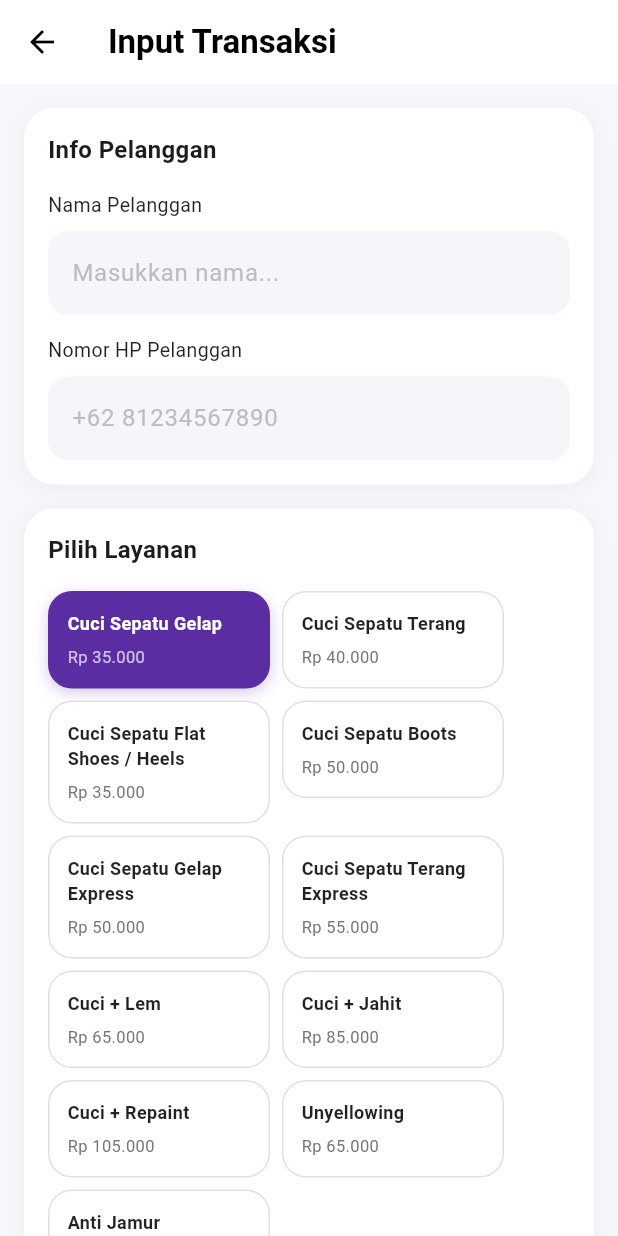
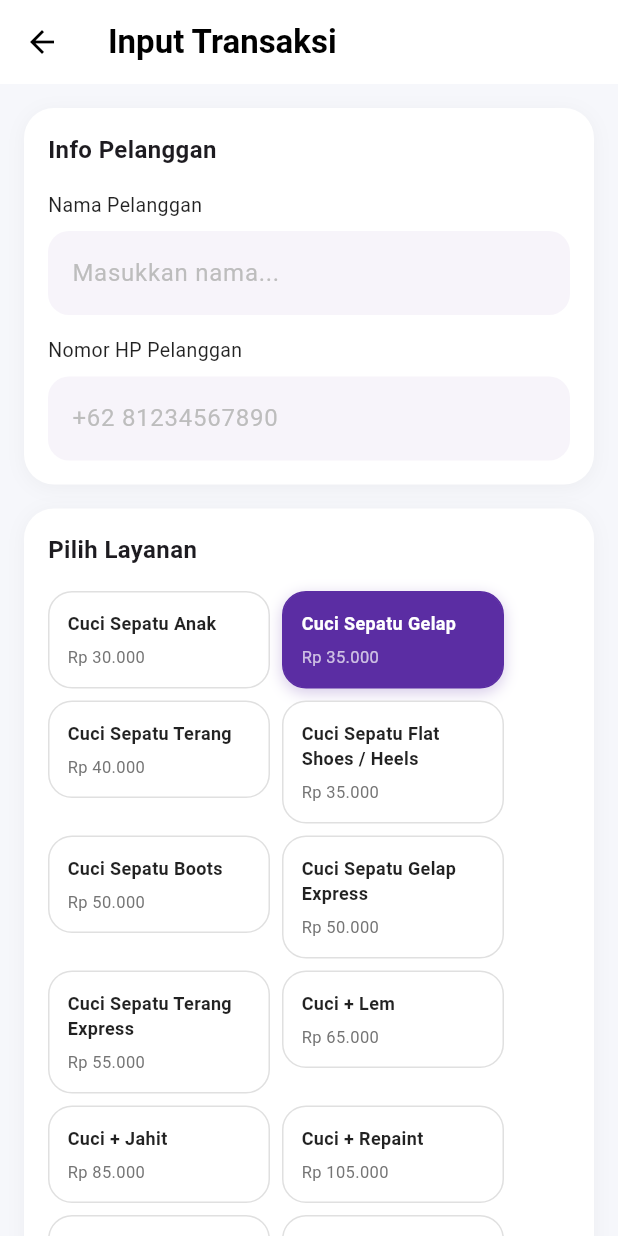
Before and after one commit to catsapricot/araku-shoes, a Flutter app: the InputOrderPage screen opened directly, on a phone screen of 412 x 824 dp. Run offline on Flutter 3.47's test engine with Material 3 defaults, Android fonts, the phone set to English and light mode, and no system bars; our stand-ins replace fl_chart, shared_preferences; accounts and stored records are empty; Roboto replaces fonts that are missing (Poppins).

Commit message:
feat: tambah layanan Cuci Sepatu Anak (Rp 30.000)
Co-Authored-By: Claude Opus 4.8 <noreply@anthropic.com>

```diff
--- a/lib/screens/input_order/input_order_page.dart
+++ b/lib/screens/input_order/input_order_page.dart
@@ -50,6 +50,7 @@ class _InputOrderPageState extends State<InputOrderPage> {
   // =====================================
 
   final List<Map<String, dynamic>> layananList = [
+    {"nama": "Cuci Sepatu Anak", "harga": 30000},
     {"nama": "Cuci Sepatu Gelap", "harga": 35000},
     {"nama": "Cuci Sepatu Terang", "harga": 40000},
     {"nama": "Cuci Sepatu Flat Shoes / Heels", "harga": 35000},
```
